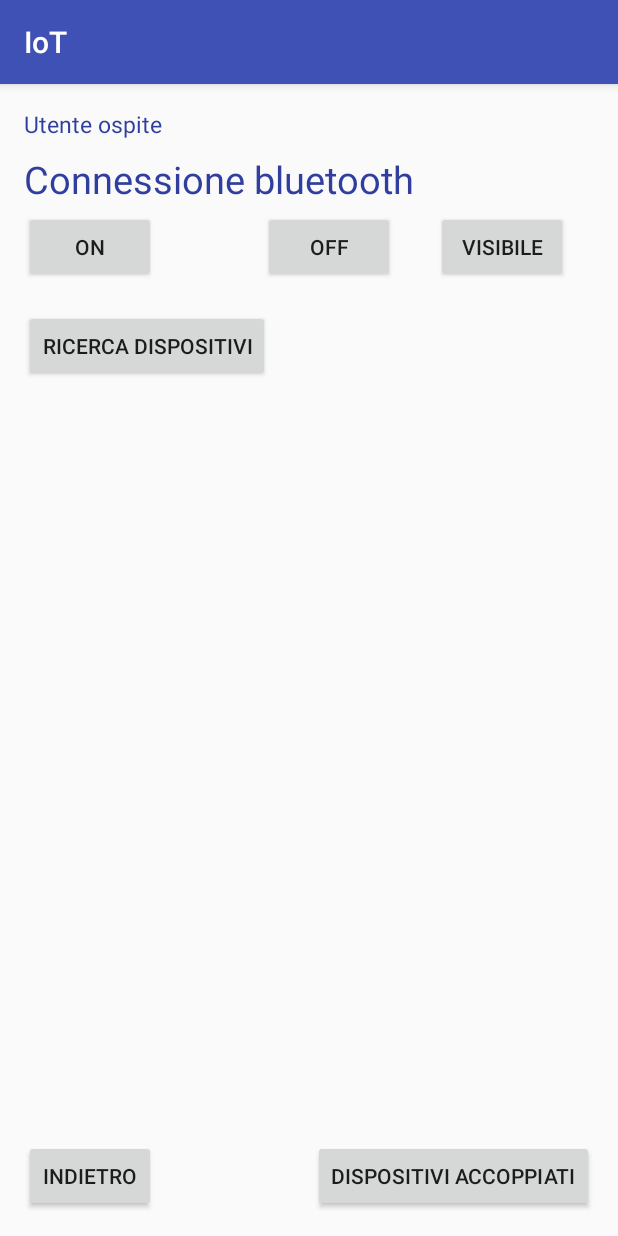
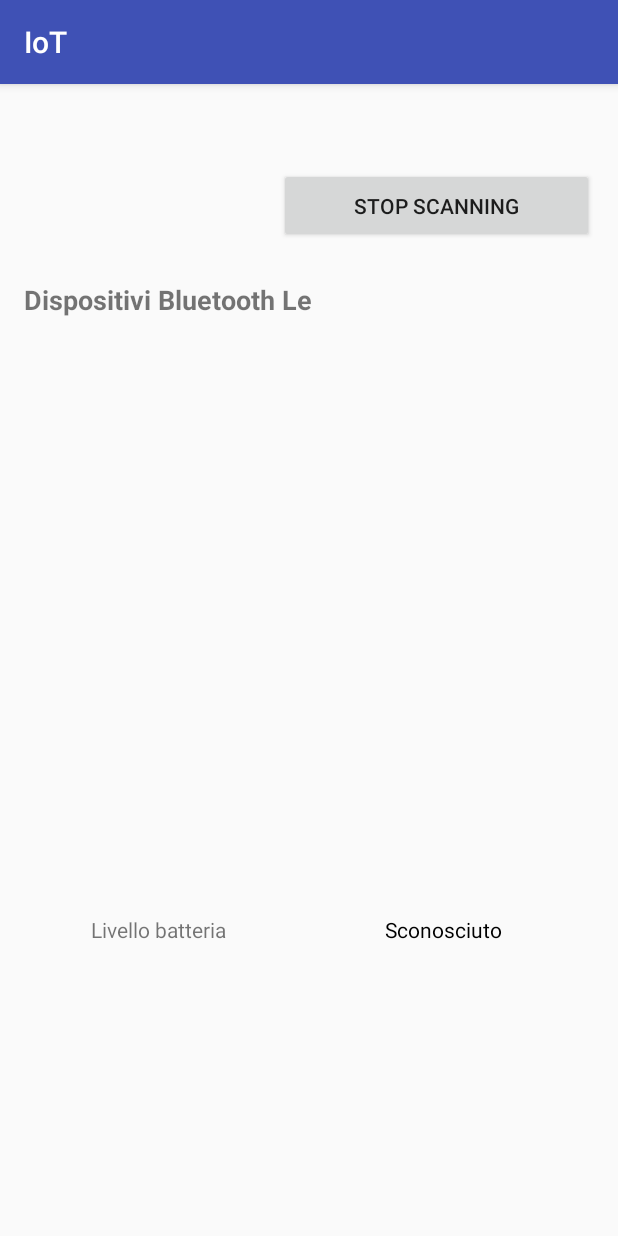
Before and after one commit to framac/IoT-Project, an Android app: the ConnessioneBluetooth screen opened directly, with no data from a screen before it, on a phone screen of 412 x 824 dp. Run offline under Robolectric (Android 15) with nearby library versions, the phone set to English and light mode, and no system bars; 1 statement that could not run was skipped.

Commit message:
Commit Scansione BLE device

```diff
--- a/app/build.gradle
+++ b/app/build.gradle
@@ -26,4 +26,5 @@ dependencies {
     })
     compile 'com.android.support:appcompat-v7:25.1.1'
     testCompile 'junit:junit:4.12'
+    compile 'com.google.android.gms:play-services-appindexing:8.4.0'
 }
--- a/app/src/main/java/com/example/user/iot/ConnessioneBluetooth.java
+++ b/app/src/main/java/com/example/user/iot/ConnessioneBluetooth.java
@@ -1,149 +1,328 @@
 package com.example.user.iot;
 
-/**
- * Created by user on 02/03/2017.
- */
-
+import android.Manifest;
+import android.app.AlertDialog;
 import android.bluetooth.BluetoothAdapter;
 import android.bluetooth.BluetoothDevice;
-import android.content.BroadcastReceiver;
+import android.bluetooth.BluetoothGatt;
+import android.bluetooth.BluetoothGattCallback;
+import android.bluetooth.BluetoothGattCharacteristic;
+import android.bluetooth.BluetoothGattDescriptor;
+import android.bluetooth.BluetoothGattService;
+import android.bluetooth.BluetoothManager;
+import android.bluetooth.le.BluetoothLeScanner;
+import android.bluetooth.le.ScanCallback;
+import android.bluetooth.le.ScanResult;
 import android.content.Context;
+import android.content.DialogInterface;
 import android.content.Intent;
-import android.content.IntentFilter;
+import android.content.pm.PackageManager;
+import android.os.AsyncTask;
+import android.os.Build;
 import android.os.Bundle;
+import android.os.Handler;
+import android.support.annotation.RequiresApi;
 import android.support.v7.app.AppCompatActivity;
+import android.util.Log;
 import android.view.View;
 import android.widget.ArrayAdapter;
 import android.widget.Button;
 import android.widget.ListView;
-import android.widget.Toast;
+import android.widget.TextView;
 
+import com.example.user.iot.model.SensorTagBattery;
+import com.google.android.gms.appindexing.AppIndex;
+import com.google.android.gms.common.api.GoogleApiClient;
+
+import java.util.Collections;
+import java.util.Comparator;
+import java.util.HashMap;
+import java.util.LinkedHashMap;
+import java.util.LinkedList;
+import java.util.List;
+import java.util.Map;
 import java.util.Set;
+import java.util.UUID;
 
 
+@RequiresApi(api = Build.VERSION_CODES.M)
 public class ConnessioneBluetooth extends AppCompatActivity {
 
-    Button b1,b2,b3,b4,b5,b8;
-    BluetoothAdapter BA;
-    Set<BluetoothDevice> pairedDevices;
+    BluetoothManager btManager;
+    BluetoothAdapter btAdapter;
+    BluetoothLeScanner btScanner;
+    Button startScanningButton;
+    Button stopScanningButton;
+    private final static int REQUEST_ENABLE_BT = 1;
+    private static final int PERMISSION_REQUEST_COARSE_LOCATION = 1;
     ListView lv;
-    ArrayAdapter<String> btArrayAdapter;
+    ArrayAdapter<String> arrayAdapter;
+    HashMap<BluetoothDevice, Integer> bluetoothDevices = new HashMap<BluetoothDevice, Integer>();
+    boolean scan = false;
+    TextView txtValoreBatteria;
+    int batteryLevel = 0;
+    BluetoothGattCallback mGattCallback;
+    BluetoothGatt gattClient;
+    SensorTagBattery batteryInfo;
+    private final UUID batteryServiceUuid = UUID.fromString("0000180f-0000-1000-8000-00805f9b34fb");
+    private final UUID batteryLevelUuid = UUID.fromString("00002a19-0000-1000-8000-00805f9b34fb");
+    BluetoothGattCharacteristic characteristic;
 
+
+    Handler handler = new Handler();
+    // Define the code block to be executed
+    private Runnable runnableCode = new Runnable() {
         @Override
+        public void run() {
+            // Do something here on the main thread
+            if (!scan) {
+                startScanning();
+            } else {
+                stopScanning();
+            }
+        }
+    };
+    /**
+     * ATTENTION: This was auto-generated to implement the App Indexing API.
+     * See https://g.co/AppIndexing/AndroidStudio for more information.
+     */
+    private GoogleApiClient client;
+    // Run the above code block on the main thread after 2 seconds
+
+
     protected void onCreate(Bundle savedInstanceState) {
         super.onCreate(savedInstanceState);
         setContentView(R.layout.connessione_bluetooth);
 
-        b1 = (Button) findViewById(R.id.button);
-        b2 = (Button) findViewById(R.id.button2);
-        b3 = (Button) findViewById(R.id.button3);
-        b4 = (Button) findViewById(R.id.button4);
-        b5 = (Button) findViewById(R.id.button5);
-        b8 = (Button) findViewById(R.id.button8);
-
-        BA = BluetoothAdapter.getDefaultAdapter();
-        lv = (ListView) findViewById(R.id.listView);
-
-        btArrayAdapter = new ArrayAdapter<String>(ConnessioneBluetooth.this, android.R.layout.simple_list_item_1);
-        lv.setAdapter(btArrayAdapter);
-
-        registerReceiver(ActionFoundReceiver, new IntentFilter(BluetoothDevice.ACTION_FOUND));
-
-
-        b1.setOnClickListener(new View.OnClickListener() {
-            @Override
+        txtValoreBatteria = (TextView) findViewById(R.id.txtValoreBatteria);
+        txtValoreBatteria.setText("Sconosciuto");
+        startScanningButton = (Button) findViewById(R.id.StartScanButton);
+        startScanningButton.setOnClickListener(new View.OnClickListener() {
             public void onClick(View v) {
-                if (!BA.isEnabled()) {
-                    Intent turnOn = new Intent(BluetoothAdapter.ACTION_REQUEST_ENABLE);
-                    startActivityForResult(turnOn, 0);
-                    Toast.makeText(getApplicationContext(), "Bluetooth on",Toast.LENGTH_LONG).show();
-                }
-
-                else {
-                    Toast.makeText(getApplicationContext(), "Bluetooth già acceso", Toast.LENGTH_LONG).show();
-                }
-
+                startScanning();
             }
         });
 
-        b2.setOnClickListener(new View.OnClickListener() {
-            @Override
+        stopScanningButton = (Button) findViewById(R.id.StopScanButton);
+        stopScanningButton.setOnClickListener(new View.OnClickListener() {
             public void onClick(View v) {
-                BA.disable();
-                Toast.makeText(getApplicationContext(), "Bluetooth off", Toast.LENGTH_LONG).show();
+                stopScanning();
             }
         });
+        stopScanningButton.setVisibility(View.INVISIBLE);
 
-        b3.setOnClickListener(new View.OnClickListener() {
+        btManager = (BluetoothManager) getSystemService(Context.BLUETOOTH_SERVICE);
+        btAdapter = btManager.getAdapter();
+        btScanner = btAdapter.getBluetoothLeScanner();
+
+
+        if (btAdapter != null && !btAdapter.isEnabled()) {
+            Intent enableIntent = new Intent(BluetoothAdapter.ACTION_REQUEST_ENABLE);
+            startActivityForResult(enableIntent, REQUEST_ENABLE_BT);
+        }
+
+        // Make sure we have access coarse location enabled, if not, prompt the user to enable it
+        if (this.checkSelfPermission(Manifest.permission.ACCESS_COARSE_LOCATION) != PackageManager.PERMISSION_GRANTED) {
+            final AlertDialog.Builder builder = new AlertDialog.Builder(this);
+            builder.setTitle("This app needs location access");
+            builder.setMessage("Please grant location access so this app can detect peripherals.");
+            builder.setPositiveButton(android.R.string.ok, null);
+            builder.setOnDismissListener(new DialogInterface.OnDismissListener() {
                 @Override
-            public void onClick(View v) {
-                Intent getVisible = new Intent(BluetoothAdapter.ACTION_REQUEST_DISCOVERABLE);
-                startActivityForResult(getVisible, 0);
+                public void onDismiss(DialogInterface dialog) {
+                    requestPermissions(new String[]{Manifest.permission.ACCESS_COARSE_LOCATION}, PERMISSION_REQUEST_COARSE_LOCATION);
                 }
             });
-
-
-
-
-        b4.setOnClickListener(new View.OnClickListener() {
-            @Override
-            public void onClick(View v) {
-                btArrayAdapter.clear();
-                if (!BA.isEnabled()) {
-                    Intent turnOn = new Intent(BluetoothAdapter.ACTION_REQUEST_ENABLE);
-                    startActivityForResult(turnOn, 0);
-                    Toast.makeText(getApplicationContext(), "Bluetooth on",Toast.LENGTH_LONG).show();
+            builder.show();
         }
 
-                BA.startDiscovery();
-                Toast.makeText(ConnessioneBluetooth.this, "Scansione dispositivi", Toast.LENGTH_LONG).show();
+        mGattCallback = new BluetoothGattCallback() {
+            @Override
+            public void onConnectionStateChange(BluetoothGatt gatt, int status, int newState) {
+                super.onConnectionStateChange(gatt, status, newState);
+
+                if (status == BluetoothGatt.GATT_SUCCESS && newState == BluetoothGatt.STATE_CONNECTED) {
+                    gatt.discoverServices();
                 }
-        });
+            }
 
-        b5.setOnClickListener(new View.OnClickListener() {
             @Override
-            public void onClick(View v) {
-                Intent openPage = new Intent(getApplicationContext(),MainActivity.class);
-                startActivity(openPage);
-            }
-        });
-
-        b8.setOnClickListener(new View.OnClickListener() {
-            @Override
-            public void onClick(View v) {
-                btArrayAdapter.clear();
-                pairedDevices = BA.getBondedDevices();
-
-                for (BluetoothDevice bt : pairedDevices)
-                    btArrayAdapter.add(bt.getName() + "\n" + bt.getAddress());
-                Toast.makeText(getApplicationContext(), "Dispositivi accoppiati", Toast.LENGTH_SHORT).show();
-                lv.setAdapter(btArrayAdapter);
-            }
-        });
-
+            public void onServicesDiscovered(BluetoothGatt gatt, int status) {
+                super.onServicesDiscovered(gatt, status);
 
             }
 
             @Override
-    protected void onDestroy() {
-        // TODO Auto-generated method stub
-        super.onDestroy();
-        unregisterReceiver(ActionFoundReceiver);
+            public void onCharacteristicRead(BluetoothGatt gatt, BluetoothGattCharacteristic characteristic, int status) {
+                super.onCharacteristicRead(gatt, characteristic, status);
+                if(status == BluetoothGatt.GATT_SUCCESS){
+                    Log.d("MYAPP", "VEDIAMO SE SCRIVE" );
+                    batteryLevel = characteristic.getIntValue(BluetoothGattCharacteristic.FORMAT_UINT8, 0);
+                    writeTxt();
+                }
             }
 
-    private final BroadcastReceiver ActionFoundReceiver = new BroadcastReceiver(){
+            @Override
+            public void onCharacteristicWrite(BluetoothGatt gatt, BluetoothGattCharacteristic characteristic, int status) {
+                super.onCharacteristicWrite(gatt, characteristic, status);
+            }
 
             @Override
-        public void onReceive(Context context, Intent intent) {
-            // TODO Auto-generated method stub
-            String action = intent.getAction();
+            public void onCharacteristicChanged(BluetoothGatt gatt, BluetoothGattCharacteristic characteristic) {
+                super.onCharacteristicChanged(gatt, characteristic);
+                batteryLevel = characteristic.getIntValue(BluetoothGattCharacteristic.FORMAT_UINT8, 0);
+                batteryInfo.getGattClient().disconnect();
+                writeTxt();
+            }
 
-            if(BluetoothDevice.ACTION_FOUND.equals(action)) {
-                BluetoothDevice device = intent.getParcelableExtra(BluetoothDevice.EXTRA_DEVICE);
-                btArrayAdapter.add(device.getName() + "\n" + device.getAddress());
-                btArrayAdapter.notifyDataSetChanged();
-                Toast.makeText(ConnessioneBluetooth.this, "name: " + device.getName() + " " + device.getAddress(), Toast.LENGTH_LONG).show();
-                lv.setAdapter(btArrayAdapter);
+            @Override
+            public void onDescriptorRead(BluetoothGatt gatt, BluetoothGattDescriptor descriptor, int status) {
+                super.onDescriptorRead(gatt, descriptor, status);
             }
-        }};
+
+            @Override
+            public void onDescriptorWrite(BluetoothGatt gatt, BluetoothGattDescriptor descriptor, int status) {
+                super.onDescriptorWrite(gatt, descriptor, status);
             }
+
+            @Override
+            public void onReliableWriteCompleted(BluetoothGatt gatt, int status) {
+                super.onReliableWriteCompleted(gatt, status);
+            }
+
+            @Override
+            public void onReadRemoteRssi(BluetoothGatt gatt, int rssi, int status) {
+                super.onReadRemoteRssi(gatt, rssi, status);
+            }
+
+            @Override
+            public void onMtuChanged(BluetoothGatt gatt, int mtu, int status) {
+                super.onMtuChanged(gatt, mtu, status);
+            }
+
+        };
+
+        lv = (ListView) findViewById(R.id.listaDispositivi);
+        arrayAdapter = new ArrayAdapter<String>(ConnessioneBluetooth.this, android.R.layout.simple_list_item_1);
+        lv.setAdapter(arrayAdapter);
+
+        startScanning();
+        // ATTENTION: This was auto-generated to implement the App Indexing API.
+        // See https://g.co/AppIndexing/AndroidStudio for more information.
+        client = new GoogleApiClient.Builder(this).addApi(AppIndex.API).build();
+    }
+
+    private ScanCallback leScanCallback = new ScanCallback() {
+        @Override
+        public void onScanResult(int callbackType, ScanResult result) {
+
+            if (result.getDevice().getName() != null && (result.getDevice().getName().equals("SensorTag2") || result.getDevice().getName().equals("CC2650 SensorTag")) && !bluetoothDevices.containsKey(result.getDevice())) {
+                bluetoothDevices.put(result.getDevice(), result.getRssi());
+                arrayAdapter.add("Device Name: " + result.getDevice().getName() + " rssi: " + result.getRssi() + "\n");
+                arrayAdapter.notifyDataSetChanged();
+            }
+        }
+    };
+
+    @Override
+    public void onRequestPermissionsResult(int requestCode, String permissions[], int[] grantResults) {
+        switch (requestCode) {
+            case PERMISSION_REQUEST_COARSE_LOCATION: {
+                if (grantResults[0] == PackageManager.PERMISSION_GRANTED) {
+                    System.out.println("coarse location permission granted");
+                } else {
+                    final AlertDialog.Builder builder = new AlertDialog.Builder(this);
+                    builder.setTitle("Functionality limited");
+                    builder.setMessage("Since location access has not been granted, this app will not be able to discover beacons when in the background.");
+                    builder.setPositiveButton(android.R.string.ok, null);
+                    builder.setOnDismissListener(new DialogInterface.OnDismissListener() {
+
+                        @Override
+                        public void onDismiss(DialogInterface dialog) {
+                        }
+
+                    });
+                    builder.show();
+                }
+                return;
+            }
+        }
+    }
+
+    public void startScanning() {
+        System.out.println("start scanning");
+        arrayAdapter.clear();
+        arrayAdapter.notifyDataSetChanged();
+        scan = true;
+        startScanningButton.setVisibility(View.INVISIBLE);
+        stopScanningButton.setVisibility(View.VISIBLE);
+        AsyncTask.execute(new Runnable() {
+            @Override
+            public void run() {
+                btScanner.startScan(leScanCallback);
+            }
+        });
+        // Repeat this the same runnable code block again another 2 seconds
+        handler.postDelayed(runnableCode, 10000);
+    }
+
+    public void stopScanning() {
+        Map<BluetoothDevice, Integer> sortedMap = sortByValue(bluetoothDevices);
+        bluetoothDevices.clear();
+        scan = false;
+        System.out.println("stopping scanning");
+        startScanningButton.setVisibility(View.VISIBLE);
+        stopScanningButton.setVisibility(View.INVISIBLE);
+        AsyncTask.execute(new Runnable() {
+            @Override
+            public void run() {
+                btScanner.stopScan(leScanCallback);
+            }
+        });
+        // Repeat this the same runnable code block again another 2 seconds
+       Set<BluetoothDevice> listaDevices = sortedMap.keySet();
+
+        for (BluetoothDevice device : listaDevices){
+            //batteryInfo = new SensorTagBattery();
+            //batteryInfo.getBatteryLevel(device,this, mGattCallback);
+
+            gattClient = device.connectGatt(this, true, mGattCallback);
+            BluetoothGattService batteryService = gattClient.getService(batteryServiceUuid);
+            if(batteryService != null) {
+                characteristic = batteryService.getCharacteristic(batteryLevelUuid);
+                if (characteristic != null) {
+                    gattClient.readCharacteristic(characteristic);
+                }
+            }
+        }
+        //handler.postDelayed(runnableCode, 300000);
+    }
+
+    private static Map<BluetoothDevice, Integer> sortByValue(Map<BluetoothDevice, Integer> unsortMap) {
+
+        // 1. Convert Map to List of Map
+        List<Map.Entry<BluetoothDevice, Integer>> list =
+                new LinkedList<Map.Entry<BluetoothDevice, Integer>>(unsortMap.entrySet());
+
+        // 2. Sort list with Collections.sort(), provide a custom Comparator
+        //    Try switch the o1 o2 position for a different order
+
+        Collections.sort(list, new Comparator<Map.Entry<BluetoothDevice, Integer>>() {
+            public int compare(Map.Entry<BluetoothDevice, Integer> o1,
+                               Map.Entry<BluetoothDevice, Integer> o2) {
+                return (o1.getValue()).compareTo(o2.getValue());
+            }
+        });
+
+        // 3. Loop the sorted list and put it into a new insertion order Map LinkedHashMap
+        Map<BluetoothDevice, Integer> sortedMap = new LinkedHashMap<BluetoothDevice, Integer>();
+        for (Map.Entry<BluetoothDevice, Integer> entry : list) {
+            sortedMap.put(entry.getKey(), entry.getValue());
+        }
+        return sortedMap;
+    }
+
+    public void writeTxt(){
+        txtValoreBatteria.setText(String.valueOf(batteryLevel));
+    }
+}
--- a/app/src/main/res/layout/connessione_bluetooth.xml
+++ b/app/src/main/res/layout/connessione_bluetooth.xml
@@ -10,91 +10,91 @@
     android:paddingTop="@dimen/activity_vertical_margin"
     tools:context="com.example.user.iot.MainActivity">
 
-    <TextView android:text="Utente ospite"
-        android:layout_width="wrap_content"
-        android:layout_height="wrap_content"
-        android:id="@+id/textview"
-        android:textSize="15dp"
-        android:textColor="@color/colorPrimaryDark"
-        android:layout_alignParentTop="true" />
+    <LinearLayout
+        android:orientation="vertical"
+        android:layout_width="match_parent"
+        android:layout_height="match_parent">
 
-    <TextView android:text="Connessione bluetooth"
-        android:layout_width="wrap_content"
-        android:layout_height="wrap_content"
-        android:id="@+id/textview2"
-        android:textSize="25dp"
-        android:layout_marginTop="30dp"
-        android:layout_below="@id/textview"
-        android:textColor="@color/colorPrimaryDark"
-        android:layout_alignParentTop="true" />
-    <Button
-        android:layout_width="wrap_content"
-        android:layout_height="wrap_content"
-        android:text="On"
-        android:id="@+id/button"
-        android:clickable="true"
-        android:onClick="on"
-        android:layout_below="@+id/textview"
-        android:layout_alignParentLeft="true"
-        android:layout_alignParentStart="true"
-        android:layout_marginTop="47dp" />
-    <Button
-        android:layout_width="wrap_content"
-        android:layout_height="wrap_content"
-        android:text="Off"
-        android:onClick="off"
-        android:id="@+id/button2"
-        android:layout_alignBaseline="@+id/button"
-        android:layout_alignBottom="@+id/button"
-        android:layout_toLeftOf="@+id/button3"
-        android:layout_toStartOf="@+id/button3"
-        android:layout_marginRight="27dp"
-        android:layout_marginEnd="27dp" />
-    <Button
-        android:layout_width="wrap_content"
-        android:layout_height="wrap_content"
-        android:text="Visibile"
-        android:onClick="visible"
-        android:id="@+id/button3"
-        android:layout_alignBaseline="@+id/button2"
-        android:layout_alignBottom="@+id/button2"
-        android:layout_alignParentRight="true"
-        android:layout_alignParentEnd="true"
-        android:layout_marginRight="17dp"
-        android:layout_marginEnd="17dp" />
-    <Button
-        android:layout_width="wrap_content"
-        android:layout_height="wrap_content"
-        android:text="Ricerca dispositivi"
-        android:onClick="list"
-        android:id="@+id/button4"
-        android:layout_below="@+id/button"
-        android:layout_alignParentLeft="true"
-        android:layout_alignParentStart="true"
-        android:layout_marginTop="18dp" />
-    <ListView
-        android:layout_width="wrap_content"
-        android:layout_height="match_parent"
-        android:id="@+id/listView"
-        android:layout_below="@id/button4"
-        android:layout_alignParentRight="true"
-        android:layout_alignParentEnd="true"
-        android:layout_above="@+id/button5" />
-    <Button
-        android:text="Indietro"
-        android:layout_width="wrap_content"
-        android:layout_height="wrap_content"
-        android:id="@+id/button5"
-        android:layout_alignParentBottom="true"
-        android:layout_alignParentLeft="true"
-        android:layout_alignParentStart="true" />
+        <LinearLayout
+            android:orientation="horizontal"
+            android:layout_width="match_parent"
+            android:layout_height="115dp">
 
-    <Button
-        android:text="Dispositivi accoppiati"
-        android:layout_width="wrap_content"
-        android:layout_height="wrap_content"
-        android:layout_below="@+id/listView"
-        android:layout_alignParentRight="true"
-        android:layout_alignParentEnd="true"
-        android:id="@+id/button8" />
+            <Button
+                android:layout_width="170dp"
+                android:layout_height="50dp"
+                android:text="Scan"
+                android:id="@+id/StartScanButton"
+                android:layout_marginTop="40dp" />
+
+            <Button
+                android:layout_width="wrap_content"
+                android:layout_height="50dp"
+                android:text="Stop Scanning"
+                android:id="@+id/StopScanButton"
+                android:layout_marginTop="40dp"
+                android:layout_weight="1" />
+
+        </LinearLayout>
+
+        <RelativeLayout
+            android:layout_width="match_parent"
+            android:layout_height="244dp">
+
+            <TextView
+                android:text="Dispositivi Bluetooth Le"
+                android:layout_width="match_parent"
+                android:layout_height="wrap_content"
+                android:id="@+id/titolo"
+                android:textSize="18sp"
+                android:textStyle="normal|bold"
+                tools:textColor="@color/common_google_signin_btn_text_dark_focused" />
+
+            <ListView
+                android:layout_width="match_parent"
+                android:layout_height="match_parent"
+                android:id="@+id/listaDispositivi"
+                android:layout_below="@+id/titolo"
+                android:layout_alignParentStart="true"
+                android:layout_marginTop="36dp" />
+
+        </RelativeLayout>
+
+        <LinearLayout
+            android:orientation="horizontal"
+            android:layout_width="match_parent"
+            android:layout_height="match_parent">
+
+            <RelativeLayout
+                android:layout_width="179dp"
+                android:layout_height="match_parent">
+
+                <TextView
+                    android:text="Livello batteria"
+                    android:layout_width="wrap_content"
+                    android:layout_height="wrap_content"
+                    android:layout_centerVertical="true"
+                    android:layout_centerHorizontal="true"
+                    android:id="@+id/txtLivelloBatteria"
+                    tools:textColor="@color/common_google_signin_btn_text_dark_focused"
+                    android:editable="false" />
+            </RelativeLayout>
+
+            <RelativeLayout
+                android:layout_width="match_parent"
+                android:layout_height="match_parent">
+
+                <TextView
+                    android:layout_width="wrap_content"
+                    android:layout_height="wrap_content"
+                    android:layout_centerVertical="true"
+                    android:layout_centerHorizontal="true"
+                    android:id="@+id/txtValoreBatteria"
+                    android:textColor="@color/common_google_signin_btn_text_dark_focused"
+                    android:editable="false" />
+            </RelativeLayout>
+
+        </LinearLayout>
+
+    </LinearLayout>
 </RelativeLayout>
```
Also changed, not shown: app/src/main/AndroidManifest.xml (+8 -3 lines). Lines whose indentation alone changed are shown as unchanged.
